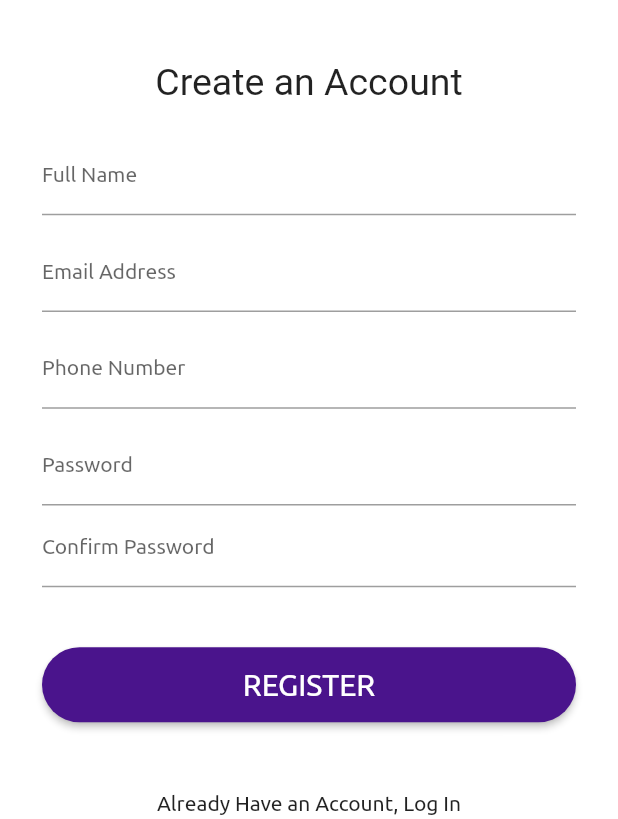
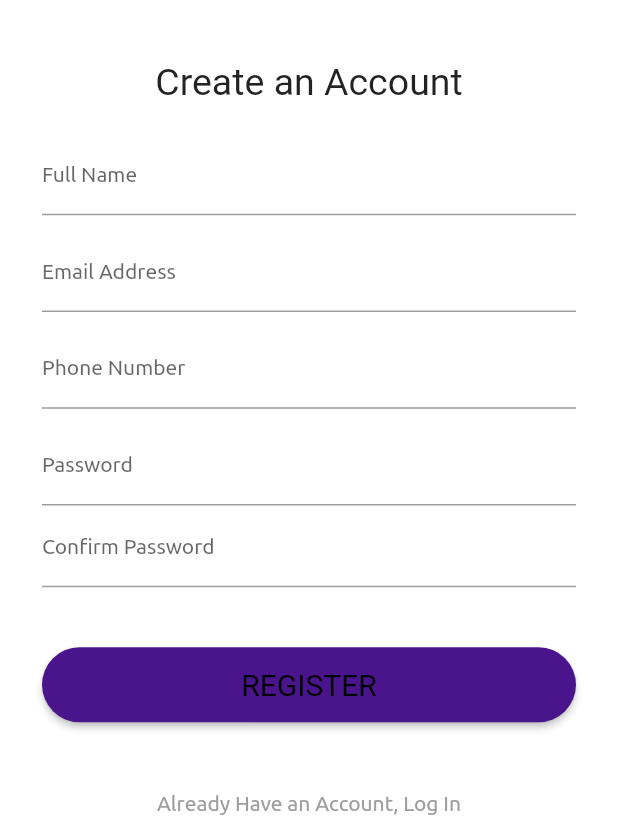
Before and after one commit to arunabhdas/dhobi_app, a Flutter app: the screen it shows after launch, after a tap on "Sign Up?", on a phone screen of 412 x 824 dp, the part 417-1236 px from its top. Run offline on Flutter 3.47's test engine with Material 2 defaults, Android fonts, the phone set to English and light mode, and no system bars; our stand-ins replace connectivity, firebase_auth, firebase_core, firebase_database, firebase_storage, image_cropper and 2 more; accounts and stored records are empty; Roboto replaces fonts that are missing (Brand-Bold).

Commit message:
updated the buttons to latest flutter

```diff
--- a/lib/helpers/helpermethods.dart
+++ b/lib/helpers/helpermethods.dart
@@ -18,7 +18,7 @@ class HelperMethods {
 
     Reference storageRef =
         FirebaseStorage.instance.ref().child('$userId/profilePic.png');
-    print(storageRef.getDownloadURL());
+    print(storageRef.getData());
   }
 
   // static Future<String> getProfilePictureLink() async {
--- a/lib/screens/login_page.dart
+++ b/lib/screens/login_page.dart
@@ -17,7 +17,7 @@ class LoginPage extends StatefulWidget {
 
 class _LoginPageState extends State<LoginPage> {
   final GlobalKey<ScaffoldState> scaffoldKey = new GlobalKey<ScaffoldState>();
-
+//TODO: Update to Flutter 2.0.0
   void showSnackBar(String title) {
     final snackbar = SnackBar(
       content: Text(
@@ -140,7 +140,7 @@ class _LoginPageState extends State<LoginPage> {
                         Row(
                           mainAxisAlignment: MainAxisAlignment.end,
                           children: [
-                            FlatButton(
+                            TextButton(
                               onPressed: () async {
                                 showSnackBar(await Navigator.push(
                                     context,
@@ -178,7 +178,7 @@ class _LoginPageState extends State<LoginPage> {
                         SizedBox(
                           height: 20.0,
                         ),
-                        FlatButton(
+                        TextButton(
                           onPressed: () {
                             Navigator.pushNamed(context, RegistrationPage.id);
                           },
--- a/lib/screens/registration_page.dart
+++ b/lib/screens/registration_page.dart
@@ -278,7 +278,7 @@ class _RegistrationPageState extends State<RegistrationPage> {
                           SizedBox(
                             height: 30.0,
                           ),
-                          FlatButton(
+                          TextButton(
                             onPressed: () {
                               Navigator.popAndPushNamed(context, LoginPage.id);
                             },
--- a/lib/tabs/home_tab.dart
+++ b/lib/tabs/home_tab.dart
@@ -1,4 +1,3 @@
-import 'package:dhobi_app/global_variables.dart';
 import 'package:dhobi_app/widgets/largeButton.dart';
 import 'package:firebase_auth/firebase_auth.dart';
 import 'package:flutter/material.dart';
--- a/lib/widgets/largeButton.dart
+++ b/lib/widgets/largeButton.dart
@@ -9,13 +9,8 @@ class LargeButton extends StatelessWidget {
 
   @override
   Widget build(BuildContext context) {
-    return RaisedButton(
-      shape: RoundedRectangleBorder(
-        borderRadius: BorderRadius.circular(25.0),
-      ),
+    return ElevatedButton(
       onPressed: onPressed,
-      color: color,
-      textColor: Colors.white,
       child: Container(
         height: 50,
         child: Center(
@@ -27,6 +22,14 @@ class LargeButton extends StatelessWidget {
           ),
         ),
       ),
+      style: ButtonStyle(
+          backgroundColor: MaterialStateProperty.all<Color>(color),
+          textStyle: MaterialStateProperty.all(TextStyle(color: Colors.white)),
+          shape: MaterialStateProperty.all(
+            RoundedRectangleBorder(
+              borderRadius: BorderRadius.circular(25.0),
+            ),
+          )),
     );
   }
 }
--- a/pubspec.yaml
+++ b/pubspec.yaml
@@ -18,8 +18,7 @@ dependencies:
   firebase_storage: ^8.0.0
   mask_text_input_formatter: ^1.2.1
   image_picker: ^0.7.2
-  path_provider: ^2.0.1
-  pull_to_refresh: ^1.6.3
+  image_cropper: ^1.3.1
 
 
 
```
Also changed, not shown: lib/tabs/settings_tab.dart (+12 -2 lines), lib/widgets/largeOutlineButton.dart (+13 -8 lines), pubspec.lock, 1 other file.
